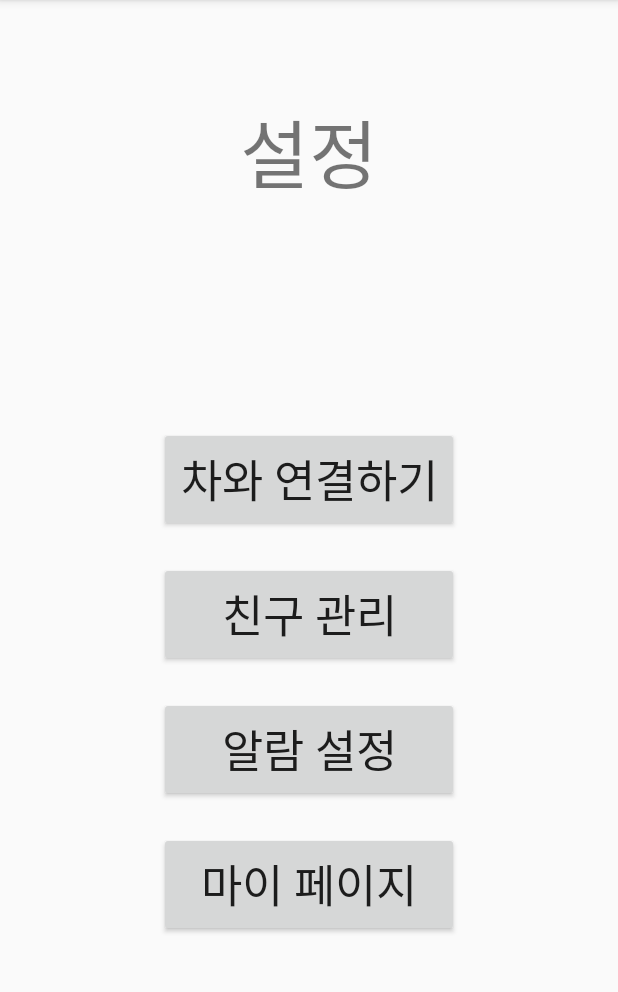
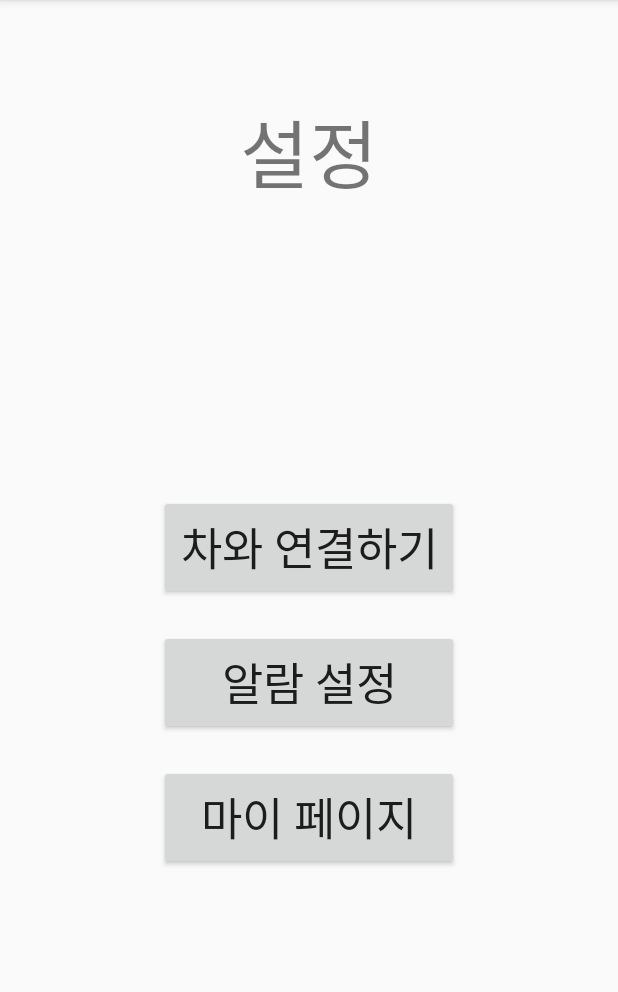
Before and after one commit to osc9556/ROA, an Android app: the SettingActivity screen opened directly, with no data from a screen before it, on a phone screen of 412 x 824 dp, the part 84-1076 px from its top. Run offline under Robolectric (Android 15) with nearby library versions, the phone set to English and light mode, and no system bars; 2 statements that could not run were skipped.

Commit message:
2020.04.28 17:18

```diff
--- a/app/src/main/res/layout/activity_setting.xml
+++ b/app/src/main/res/layout/activity_setting.xml
@@ -38,14 +38,6 @@
             android:textSize="30dp"
             ></Button> // 차와 연결하기 버튼
         <Button
-            android:id="@+id/ManageFriend_button"
-            android:layout_margin="10dp"
-            android:layout_width="200dp"
-            android:layout_height="70dp"
-            android:text="친구 관리"
-            android:textSize="30dp"
-            ></Button> // 친구 관리 버튼
-        <Button
             android:id="@+id/Alarm_button"
             android:layout_margin="10dp"
             android:layout_width="200dp"
```
